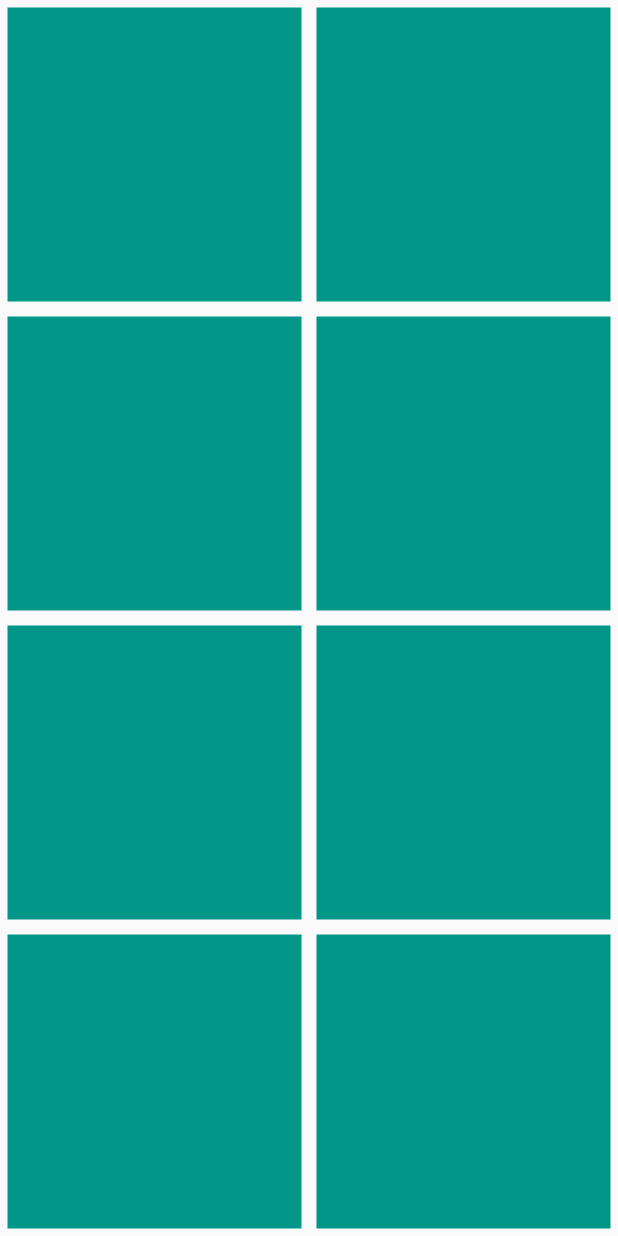
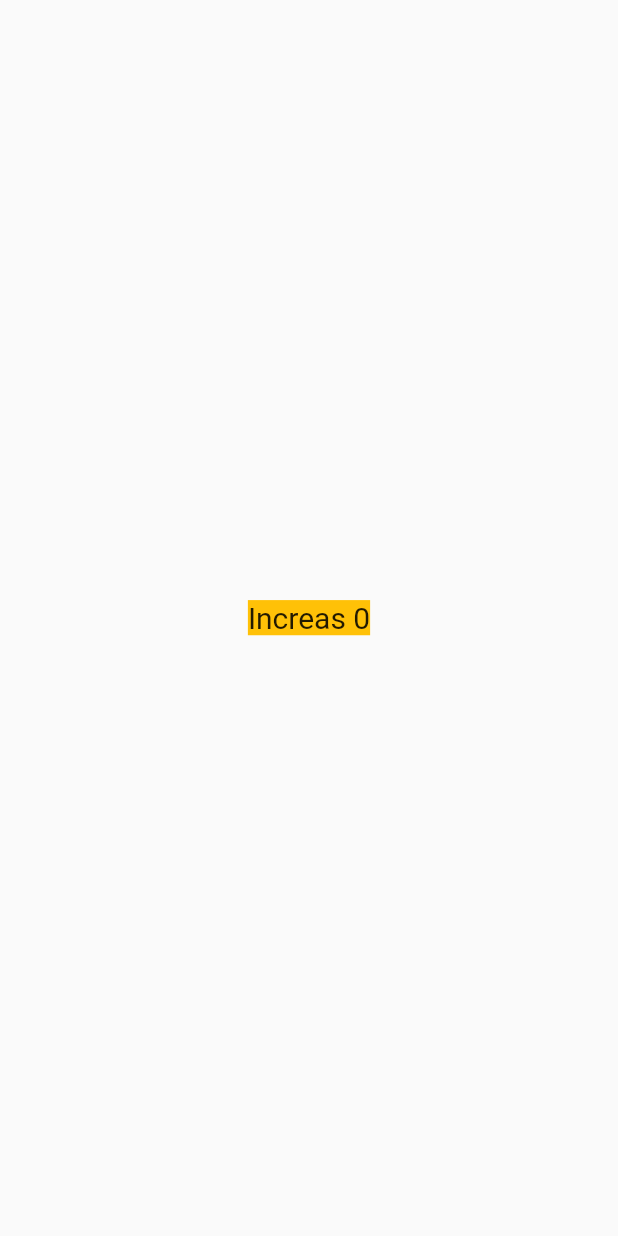
Before and after one commit to dkajolroy/flutter_widgets, a Flutter app: the screen it shows after launch, on a phone screen of 412 x 824 dp. Run offline on Flutter 3.47's test engine with Material 2 defaults, Android fonts, the phone set to English and light mode, and no system bars.

Commit message:
tabs gesture clicked

```diff
--- a/lib/main.dart
+++ b/lib/main.dart
@@ -1,5 +1,5 @@
 import 'package:flutter/material.dart';
-import 'package:flutter_application_01/widgets/grid_widget.dart';
+import 'package:flutter_application_01/widgets/gesture_widget.dart';
 
 void main() {
   runApp(const MyApp());
@@ -10,6 +10,6 @@ class MyApp extends StatelessWidget {
 
   @override
   Widget build(BuildContext context) {
-    return const MaterialApp(home: GridViewWidget());
+    return const MaterialApp(home: GestureWidget());
   }
 }
--- /dev/null
+++ b/lib/widgets/gesture_widget.dart
@@ -0,0 +1,34 @@
+import 'package:flutter/material.dart';
+
+class GestureWidget extends StatefulWidget {
+  const GestureWidget({super.key});
+
+  @override
+  State<GestureWidget> createState() => _GestureWidgetState();
+}
+
+class _GestureWidgetState extends State<GestureWidget> {
+  int num = 0;
+  void _increment() {
+    setState(() {
+      num++;
+    });
+  }
+
+  @override
+  Widget build(BuildContext context) {
+    return Scaffold(
+      body: SafeArea(
+          child: Container(
+        alignment: Alignment.center,
+        child: GestureDetector(
+          onTap: _increment,
+          child: Text(
+            'Increas $num',
+            style: const TextStyle(backgroundColor: Colors.amber, fontSize: 20),
+          ),
+        ),
+      )),
+    );
+  }
+}
```
